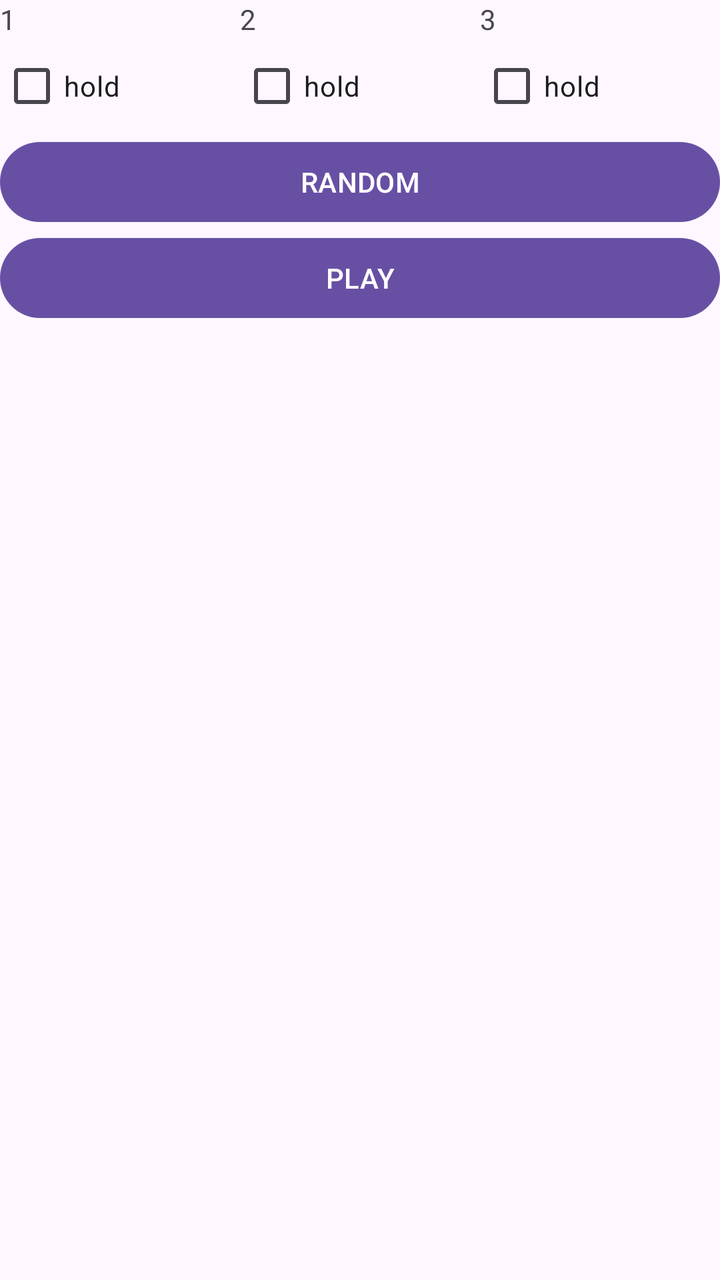
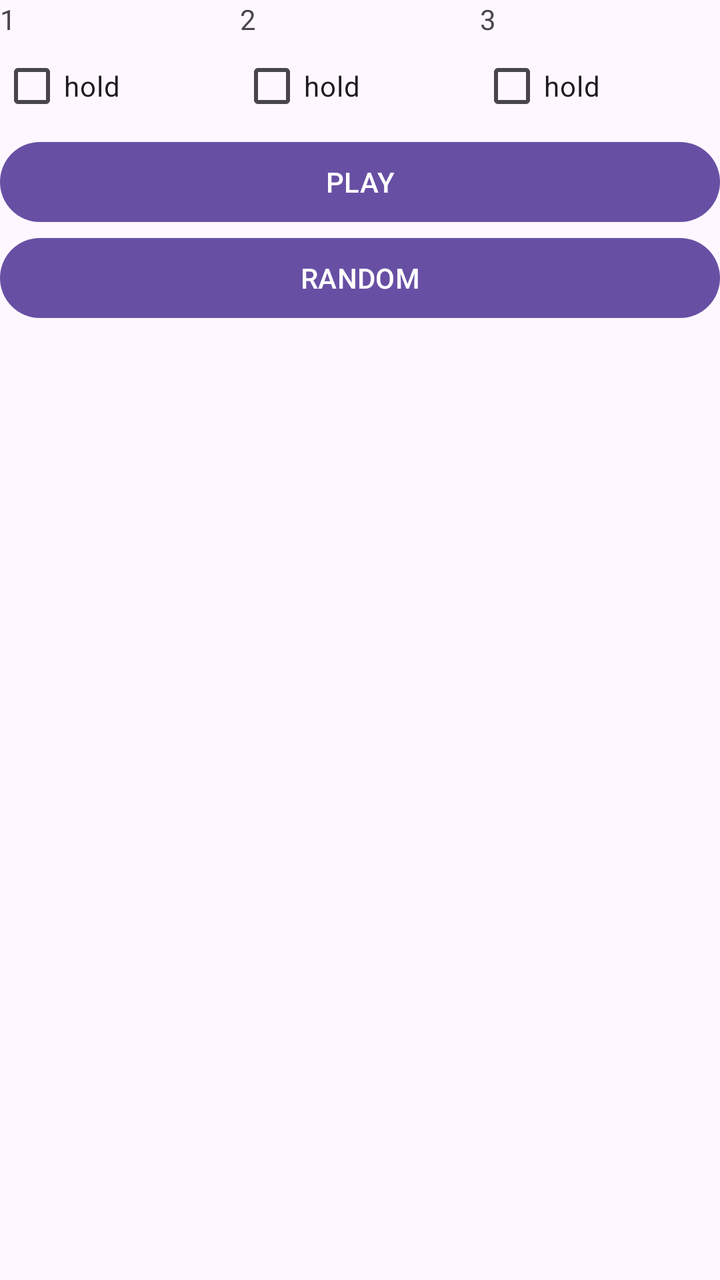

The first picture is an Android layout as it rendered before a commit; the second is the same layout after the commit. The layout source and the unified diff follow.
<!-- AndroidManifest.xml: application theme Theme.PracticalTest01Var06 -->
<!-- res/layout/activity_practical_test01_var06_main.xml -->
<?xml version="1.0" encoding="utf-8"?>
<androidx.constraintlayout.widget.ConstraintLayout xmlns:android="http://schemas.android.com/apk/res/android"
    xmlns:app="http://schemas.android.com/apk/res-auto"
    xmlns:tools="http://schemas.android.com/tools"
    android:id="@+id/main"
    android:layout_width="match_parent"
    android:layout_height="wrap_content"
    tools:context=".PracticalTest01Var06MainActivity">

    <LinearLayout
        android:layout_width="match_parent"
        android:layout_height="match_parent"
        android:orientation="vertical">

        <LinearLayout
            android:layout_width="match_parent"
            android:layout_height="wrap_content"
            android:orientation="vertical">

            <LinearLayout
                android:layout_width="match_parent"
                android:layout_height="wrap_content"
                android:orientation="horizontal">

                <TextView
                    android:id="@+id/text_1"
                    android:layout_width="wrap_content"
                    android:layout_height="wrap_content"
                    android:layout_weight="1"
                    android:text="1" />

                <TextView
                    android:id="@+id/text_2"
                    android:layout_width="wrap_content"
                    android:layout_height="wrap_content"
                    android:layout_weight="1"
                    android:text="2" />

                <TextView
                    android:id="@+id/text_3"
                    android:layout_width="wrap_content"
                    android:layout_height="wrap_content"
                    android:layout_weight="1"
                    android:text="3" />

            </LinearLayout>

            <LinearLayout
                android:layout_width="match_parent"
                android:layout_height="match_parent"
                android:orientation="horizontal">

                <CheckBox
                    android:id="@+id/check_1"
                    android:layout_width="wrap_content"
                    android:layout_height="wrap_content"
                    android:layout_weight="1"
                    android:text="hold" />

                <CheckBox
                    android:id="@+id/check_2"
                    android:layout_width="wrap_content"
                    android:layout_height="wrap_content"
                    android:layout_weight="1"
                    android:text="hold" />

                <CheckBox
                    android:id="@+id/check_3"
                    android:layout_width="wrap_content"
                    android:layout_height="wrap_content"
                    android:layout_weight="1"
                    android:text="hold" />

            </LinearLayout>

        </LinearLayout>

        <LinearLayout
            android:layout_width="match_parent"
            android:layout_height="wrap_content"
            android:orientation="horizontal">

            <Button
                android:id="@+id/button_2"
                android:layout_width="match_parent"
                android:layout_height="wrap_content"
                android:text="RANDOM" />
        </LinearLayout>

        <LinearLayout
            android:layout_width="match_parent"
            android:layout_height="wrap_content"
            android:orientation="horizontal">

            <Button
                android:id="@+id/button_1"
                android:layout_width="match_parent"
                android:layout_height="match_parent"
                android:text="PLAY" />

        </LinearLayout>
    </LinearLayout>

</androidx.constraintlayout.widget.ConstraintLayout>
<!-- resources referenced by this layout -->
<resources>
  <style name="Theme.PracticalTest01Var06" parent="Base.Theme.PracticalTest01Var06" />
  <style name="Base.Theme.PracticalTest01Var06" parent="Theme.Material3.DayNight.NoActionBar">
          
          
      </style>
</resources>

<!-- the commit's change to res/layout/activity_practical_test01_var06_main.xml (unified diff, before → after) -->
@@ -81,10 +81,10 @@
             android:orientation="horizontal">
 
             <Button
-                android:id="@+id/button_2"
+                android:id="@+id/button_1"
                 android:layout_width="match_parent"
-                android:layout_height="wrap_content"
-                android:text="RANDOM" />
+                android:layout_height="match_parent"
+                android:text="PLAY" />
         </LinearLayout>
 
         <LinearLayout
@@ -93,10 +93,10 @@
             android:orientation="horizontal">
 
             <Button
-                android:id="@+id/button_1"
+                android:id="@+id/button_2"
                 android:layout_width="match_parent"
-                android:layout_height="match_parent"
-                android:text="PLAY" />
+                android:layout_height="wrap_content"
+                android:text="RANDOM" />
 
         </LinearLayout>
     </LinearLayout>
